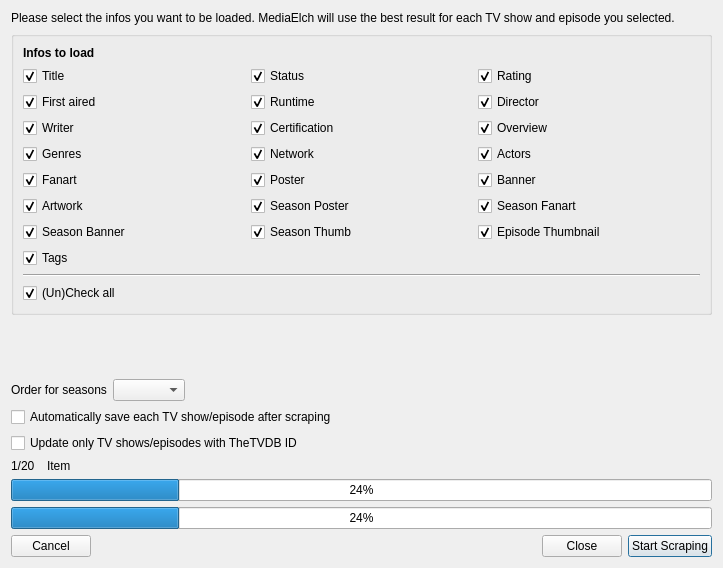
First picture: the form in src/ui/tv_show/TvShowMultiScrapeDialog.ui, repository Komet/MediaElch, before the edit.
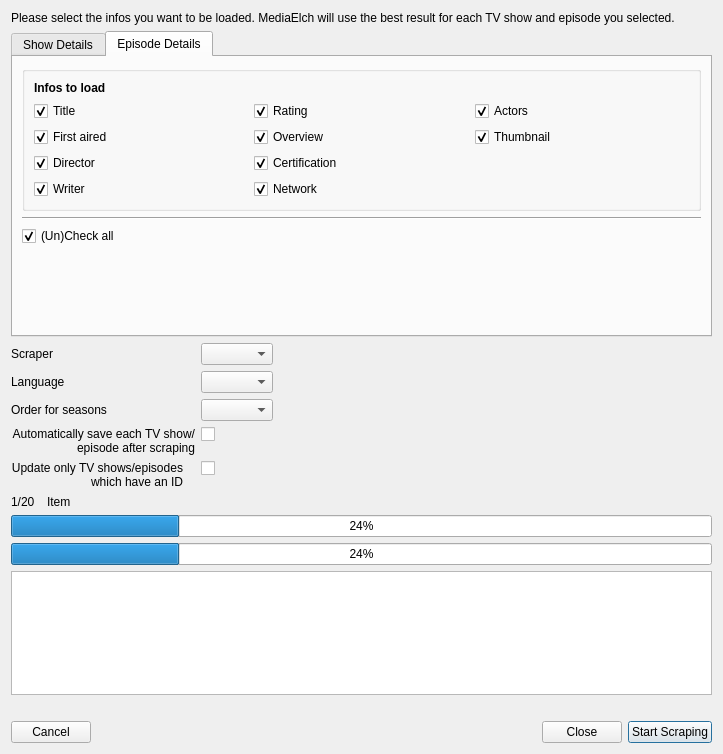
Second picture: the form after the edit. The open tabs and pages were chosen to show the change. Icons and pictures are not drawn. Custom widgets are drawn as their Qt base class.

Commit message: [Scrapers] Introduce new TV show scraper interface

```diff
--- a/src/ui/tv_show/TvShowMultiScrapeDialog.ui
+++ b/src/ui/tv_show/TvShowMultiScrapeDialog.ui
@@ -7,9 +7,15 @@
     <x>0</x>
     <y>0</y>
     <width>723</width>
-    <height>568</height>
+    <height>754</height>
    </rect>
   </property>
+  <property name="minimumSize">
+   <size>
+    <width>550</width>
+    <height>0</height>
+   </size>
+  </property>
   <property name="windowTitle">
    <string>TV Show Multi Scrape</string>
   </property>
@@ -29,12 +35,21 @@
     </widget>
    </item>
    <item>
-    <widget class="QGroupBox" name="groupBox">
-     <property name="title">
-      <string/>
-     </property>
      <layout class="QVBoxLayout" name="verticalLayout_3">
       <item>
+      <widget class="QTabWidget" name="tabWidget">
+       <property name="currentIndex">
+        <number>0</number>
+       </property>
+       <widget class="QWidget" name="tabShowDetails">
+        <attribute name="title">
+         <string>Show Details</string>
+        </attribute>
+        <layout class="QVBoxLayout" name="verticalLayout_2">
+         <item>
+          <widget class="QGroupBox" name="showInfosGroupBox">
+           <layout class="QVBoxLayout" name="verticalLayout_4">
+            <item>
        <widget class="QLabel" name="label_2">
         <property name="font">
          <font>
@@ -62,19 +77,6 @@
           </property>
          </widget>
         </item>
-        <item row="6" column="2">
-         <widget class="MyCheckBox" name="chkEpisodeThumbnail">
-          <property name="text">
-           <string>Episode Thumbnail</string>
-          </property>
-          <property name="checked">
-           <bool>true</bool>
-          </property>
-          <property name="type" stdset="0">
-           <string notr="true">episode</string>
-          </property>
-         </widget>
-        </item>
         <item row="6" column="1">
          <widget class="MyCheckBox" name="chkSeasonThumb">
           <property name="text">
@@ -88,32 +90,6 @@
           </property>
          </widget>
         </item>
-        <item row="6" column="0">
-         <widget class="MyCheckBox" name="chkSeasonBanner">
-          <property name="text">
-           <string>Season Banner</string>
-          </property>
-          <property name="checked">
-           <bool>true</bool>
-          </property>
-          <property name="type" stdset="0">
-           <string notr="true">show</string>
-          </property>
-         </widget>
-        </item>
-        <item row="5" column="2">
-         <widget class="MyCheckBox" name="chkSeasonFanart">
-          <property name="text">
-           <string>Season Fanart</string>
-          </property>
-          <property name="checked">
-           <bool>true</bool>
-          </property>
-          <property name="type" stdset="0">
-           <string notr="true">show</string>
-          </property>
-         </widget>
-        </item>
         <item row="5" column="1">
          <widget class="MyCheckBox" name="chkSeasonPoster">
           <property name="text">
@@ -127,32 +103,6 @@
           </property>
          </widget>
         </item>
-        <item row="5" column="0">
-         <widget class="MyCheckBox" name="chkExtraArts">
-          <property name="text">
-           <string>Artwork</string>
-          </property>
-          <property name="checked">
-           <bool>true</bool>
-          </property>
-          <property name="type" stdset="0">
-           <string notr="true">show</string>
-          </property>
-         </widget>
-        </item>
-        <item row="4" column="2">
-         <widget class="MyCheckBox" name="chkBanner">
-          <property name="text">
-           <string>Banner</string>
-          </property>
-          <property name="checked">
-           <bool>true</bool>
-          </property>
-          <property name="type" stdset="0">
-           <string notr="true">show</string>
-          </property>
-         </widget>
-        </item>
         <item row="4" column="1">
          <widget class="MyCheckBox" name="chkPoster">
           <property name="text">
@@ -166,32 +116,6 @@
           </property>
          </widget>
         </item>
-        <item row="4" column="0">
-         <widget class="MyCheckBox" name="chkFanart">
-          <property name="text">
-           <string>Fanart</string>
-          </property>
-          <property name="checked">
-           <bool>true</bool>
-          </property>
-          <property name="type" stdset="0">
-           <string notr="true">show</string>
-          </property>
-         </widget>
-        </item>
-        <item row="3" column="2">
-         <widget class="MyCheckBox" name="chkActors">
-          <property name="text">
-           <string>Actors</string>
-          </property>
-          <property name="checked">
-           <bool>true</bool>
-          </property>
-          <property name="type" stdset="0">
-           <string notr="true">show</string>
-          </property>
-         </widget>
-        </item>
         <item row="3" column="1">
          <widget class="MyCheckBox" name="chkNetwork">
           <property name="text">
@@ -205,45 +129,6 @@
           </property>
          </widget>
         </item>
-        <item row="3" column="0">
-         <widget class="MyCheckBox" name="chkGenres">
-          <property name="text">
-           <string>Genres</string>
-          </property>
-          <property name="checked">
-           <bool>true</bool>
-          </property>
-          <property name="type" stdset="0">
-           <string notr="true">show</string>
-          </property>
-         </widget>
-        </item>
-        <item row="7" column="0">
-         <widget class="MyCheckBox" name="chkTags">
-          <property name="text">
-           <string>Tags</string>
-          </property>
-          <property name="checked">
-           <bool>true</bool>
-          </property>
-          <property name="type" stdset="0">
-           <string notr="true">show</string>
-          </property>
-         </widget>
-        </item>
-        <item row="2" column="2">
-         <widget class="MyCheckBox" name="chkOverview">
-          <property name="text">
-           <string>Overview</string>
-          </property>
-          <property name="checked">
-           <bool>true</bool>
-          </property>
-          <property name="type" stdset="0">
-           <string notr="true">both</string>
-          </property>
-         </widget>
-        </item>
         <item row="2" column="1">
          <widget class="MyCheckBox" name="chkCertification">
           <property name="text">
@@ -257,32 +142,6 @@
           </property>
          </widget>
         </item>
-        <item row="2" column="0">
-         <widget class="MyCheckBox" name="chkWriter">
-          <property name="text">
-           <string>Writer</string>
-          </property>
-          <property name="checked">
-           <bool>true</bool>
-          </property>
-          <property name="type" stdset="0">
-           <string notr="true">episode</string>
-          </property>
-         </widget>
-        </item>
-        <item row="1" column="2">
-         <widget class="MyCheckBox" name="chkDirector">
-          <property name="text">
-           <string>Director</string>
-          </property>
-          <property name="checked">
-           <bool>true</bool>
-          </property>
-          <property name="type" stdset="0">
-           <string notr="true">episode</string>
-          </property>
-         </widget>
-        </item>
         <item row="1" column="1">
          <widget class="MyCheckBox" name="chkRuntime">
           <property name="text">
@@ -335,7 +194,137 @@
           </property>
          </widget>
         </item>
-       </layout>
+              <item row="1" column="2">
+               <widget class="MyCheckBox" name="chkOverview">
+                <property name="text">
+                 <string>Overview</string>
+                </property>
+                <property name="checked">
+                 <bool>true</bool>
+                </property>
+                <property name="type" stdset="0">
+                 <string notr="true">both</string>
+                </property>
+               </widget>
+              </item>
+              <item row="2" column="2">
+               <widget class="MyCheckBox" name="chkActors">
+                <property name="text">
+                 <string>Actors</string>
+                </property>
+                <property name="checked">
+                 <bool>true</bool>
+                </property>
+                <property name="type" stdset="0">
+                 <string notr="true">show</string>
+                </property>
+               </widget>
+              </item>
+              <item row="3" column="2">
+               <widget class="MyCheckBox" name="chkBanner">
+                <property name="text">
+                 <string>Banner</string>
+                </property>
+                <property name="checked">
+                 <bool>true</bool>
+                </property>
+                <property name="type" stdset="0">
+                 <string notr="true">show</string>
+                </property>
+               </widget>
+              </item>
+              <item row="2" column="0">
+               <widget class="MyCheckBox" name="chkGenres">
+                <property name="text">
+                 <string>Genres</string>
+                </property>
+                <property name="checked">
+                 <bool>true</bool>
+                </property>
+                <property name="type" stdset="0">
+                 <string notr="true">show</string>
+                </property>
+               </widget>
+              </item>
+              <item row="3" column="0">
+               <widget class="MyCheckBox" name="chkFanart">
+                <property name="text">
+                 <string>Fanart</string>
+                </property>
+                <property name="checked">
+                 <bool>true</bool>
+                </property>
+                <property name="type" stdset="0">
+                 <string notr="true">show</string>
+                </property>
+               </widget>
+              </item>
+              <item row="4" column="0">
+               <widget class="MyCheckBox" name="chkExtraArts">
+                <property name="text">
+                 <string>Artwork</string>
+                </property>
+                <property name="checked">
+                 <bool>true</bool>
+                </property>
+                <property name="type" stdset="0">
+                 <string notr="true">show</string>
+                </property>
+               </widget>
+              </item>
+              <item row="5" column="0">
+               <widget class="MyCheckBox" name="chkSeasonBanner">
+                <property name="text">
+                 <string>Season Banner</string>
+                </property>
+                <property name="checked">
+                 <bool>true</bool>
+                </property>
+                <property name="type" stdset="0">
+                 <string notr="true">show</string>
+                </property>
+               </widget>
+              </item>
+              <item row="6" column="0">
+               <widget class="MyCheckBox" name="chkTags">
+                <property name="text">
+                 <string>Tags</string>
+                </property>
+                <property name="checked">
+                 <bool>true</bool>
+                </property>
+                <property name="type" stdset="0">
+                 <string notr="true">show</string>
+                </property>
+               </widget>
+              </item>
+              <item row="5" column="2">
+               <widget class="MyCheckBox" name="chkSeasonFanart">
+                <property name="text">
+                 <string>Season Fanart</string>
+                </property>
+                <property name="checked">
+                 <bool>true</bool>
+                </property>
+                <property name="type" stdset="0">
+                 <string notr="true">show</string>
+                </property>
+               </widget>
+              </item>
+              <item row="4" column="2">
+               <widget class="MyCheckBox" name="chkThumb">
+                <property name="text">
+                 <string>Thumb</string>
+                </property>
+                <property name="checked">
+                 <bool>true</bool>
+                </property>
+               </widget>
+              </item>
+             </layout>
+            </item>
+           </layout>
+          </widget>
       </item>
       <item>
        <widget class="Line" name="line">
@@ -356,6 +345,177 @@
       </item>
      </layout>
     </widget>
+       <widget class="QWidget" name="tabEpisodeDetails">
+        <attribute name="title">
+         <string>Episode Details</string>
+        </attribute>
+        <layout class="QVBoxLayout" name="verticalLayout_22">
+         <item>
+          <widget class="QGroupBox" name="episodeInfosGroupBox">
+           <layout class="QVBoxLayout" name="verticalLayout_5">
+            <item>
+             <widget class="QLabel" name="lblEpisodeInfosToLoad">
+              <property name="font">
+               <font>
+                <weight>75</weight>
+                <bold>true</bold>
+               </font>
+              </property>
+              <property name="text">
+               <string>Infos to load</string>
+              </property>
+             </widget>
+            </item>
+            <item>
+             <layout class="QGridLayout" name="gridLayout_22">
+              <item row="3" column="1">
+               <widget class="MyCheckBox" name="chkEpisodeNetwork">
+                <property name="text">
+                 <string>Network</string>
+                </property>
+                <property name="checked">
+                 <bool>true</bool>
+                </property>
+                <property name="type" stdset="0">
+                 <string notr="true">both</string>
+                </property>
+               </widget>
+              </item>
+              <item row="2" column="1">
+               <widget class="MyCheckBox" name="chkEpisodeCertification">
+                <property name="text">
+                 <string>Certification</string>
+                </property>
+                <property name="checked">
+                 <bool>true</bool>
+                </property>
+                <property name="type" stdset="0">
+                 <string notr="true">both</string>
+                </property>
+               </widget>
+              </item>
+              <item row="0" column="0">
+               <widget class="MyCheckBox" name="chkEpisodeTitle">
+                <property name="text">
+                 <string>Title</string>
+                </property>
+                <property name="checked">
+                 <bool>true</bool>
+                </property>
+                <property name="type" stdset="0">
+                 <string notr="true">both</string>
+                </property>
+               </widget>
+              </item>
+              <item row="1" column="0">
+               <widget class="MyCheckBox" name="chkEpisodeFirstAired">
+                <property name="text">
+                 <string>First aired</string>
+                </property>
+                <property name="checked">
+                 <bool>true</bool>
+                </property>
+                <property name="type" stdset="0">
+                 <string notr="true">both</string>
+                </property>
+               </widget>
+              </item>
+              <item row="2" column="0">
+               <widget class="MyCheckBox" name="chkEpisodeDirector">
+                <property name="text">
+                 <string>Director</string>
+                </property>
+                <property name="checked">
+                 <bool>true</bool>
+                </property>
+               </widget>
+              </item>
+              <item row="3" column="0">
+               <widget class="MyCheckBox" name="chkEpisodeWriter">
+                <property name="text">
+                 <string>Writer</string>
+                </property>
+                <property name="checked">
+                 <bool>true</bool>
+                </property>
+                <property name="type" stdset="0">
+                 <string notr="true">show</string>
+                </property>
+               </widget>
+              </item>
+              <item row="1" column="1">
+               <widget class="MyCheckBox" name="chkEpisodeOverview">
+                <property name="text">
+                 <string>Overview</string>
+                </property>
+                <property name="checked">
+                 <bool>true</bool>
+                </property>
+                <property name="type" stdset="0">
+                 <string notr="true">both</string>
+                </property>
+               </widget>
+              </item>
+              <item row="1" column="2">
+               <widget class="MyCheckBox" name="chkEpisodeThumbnail">
+                <property name="text">
+                 <string>Thumbnail</string>
+                </property>
+                <property name="checked">
+                 <bool>true</bool>
+                </property>
+                <property name="type" stdset="0">
+                 <string notr="true">show</string>
+                </property>
+               </widget>
+              </item>
+              <item row="0" column="1">
+               <widget class="MyCheckBox" name="chkEpisodeRating">
+                <property name="text">
+                 <string>Rating</string>
+                </property>
+                <property name="checked">
+                 <bool>true</bool>
+                </property>
+                <property name="type" stdset="0">
+                 <string notr="true">both</string>
+                </property>
+               </widget>
+              </item>
+              <item row="0" column="2">
+               <widget class="MyCheckBox" name="chkEpisodeActors">
+                <property name="text">
+                 <string>Actors</string>
+                </property>
+                <property name="checked">
+                 <bool>true</bool>
+                </property>
+                <property name="type" stdset="0">
+                 <string notr="true">show</string>
+                </property>
+               </widget>
+              </item>
+             </layout>
+            </item>
+           </layout>
+          </widget>
+         </item>
+         <item>
+          <widget class="Line" name="line2">
+           <property name="orientation">
+            <enum>Qt::Horizontal</enum>
+           </property>
+          </widget>
+         </item>
+         <item>
+          <widget class="QCheckBox" name="chkEpisodeUnCheckAll">
+           <property name="text">
+            <string>(Un)Check all</string>
+           </property>
+           <property name="checked">
+            <bool>true</bool>
+           </property>
+          </widget>
    </item>
    <item>
     <spacer name="verticalSpacer">
@@ -365,55 +525,113 @@
      <property name="sizeHint" stdset="0">
       <size>
        <width>20</width>
-       <height>47</height>
+             <height>40</height>
       </size>
      </property>
     </spacer>
+         </item>
+        </layout>
+       </widget>
+      </widget>
+     </item>
+    </layout>
    </item>
    <item>
     <layout class="QHBoxLayout" name="h_seasonTypeLayout">
      <item>
+      <layout class="QFormLayout" name="formLayout">
+       <item row="0" column="0">
+        <widget class="QLabel" name="lblScraper">
+         <property name="text">
+          <string>Scraper</string>
+         </property>
+        </widget>
+       </item>
+       <item row="0" column="1">
+        <widget class="QComboBox" name="comboScraper"/>
+       </item>
+       <item row="1" column="0">
+        <widget class="QLabel" name="lblLanguage">
+         <property name="text">
+          <string>Language</string>
+         </property>
+        </widget>
+       </item>
+       <item row="1" column="1">
+        <widget class="LanguageCombo" name="comboLanguage"/>
+       </item>
+       <item row="2" column="0">
       <widget class="QLabel" name="lblSeasonOrder">
        <property name="text">
         <string>Order for seasons</string>
        </property>
       </widget>
      </item>
-     <item>
+       <item row="2" column="1">
       <widget class="QComboBox" name="comboSeasonOrder">
        <property name="sizeAdjustPolicy">
         <enum>QComboBox::AdjustToContents</enum>
        </property>
       </widget>
      </item>
-     <item>
-      <spacer name="spacerSeasonOrder">
-       <property name="orientation">
-        <enum>Qt::Horizontal</enum>
-       </property>
-       <property name="sizeHint" stdset="0">
-        <size>
-         <width>40</width>
-         <height>20</height>
-        </size>
-       </property>
-      </spacer>
-     </item>
-    </layout>
-   </item>
-   <item>
+       <item row="3" column="1">
     <widget class="QCheckBox" name="chkAutoSave">
      <property name="text">
-      <string>Automatically save each TV show/episode after scraping</string>
+          <string/>
      </property>
     </widget>
    </item>
-   <item>
+       <item row="4" column="1">
     <widget class="QCheckBox" name="chkOnlyId">
      <property name="text">
-      <string>Update only TV shows/episodes with TheTVDB ID</string>
-     </property>
-    </widget>
+          <string/>
+         </property>
+        </widget>
+       </item>
+       <item row="4" column="0">
+        <widget class="QLabel" name="lblOnlyId">
+         <property name="text">
+          <string>Update only TV shows/episodes
+which have an ID</string>
+         </property>
+         <property name="alignment">
+          <set>Qt::AlignRight|Qt::AlignTrailing|Qt::AlignVCenter</set>
+         </property>
+         <property name="wordWrap">
+          <bool>true</bool>
+         </property>
+        </widget>
+       </item>
+       <item row="3" column="0">
+        <widget class="QLabel" name="lblAutoSave">
+         <property name="text">
+          <string>Automatically save each TV show/
+episode after scraping</string>
+         </property>
+         <property name="alignment">
+          <set>Qt::AlignRight|Qt::AlignTrailing|Qt::AlignVCenter</set>
+         </property>
+         <property name="wordWrap">
+          <bool>true</bool>
+         </property>
+        </widget>
+       </item>
+      </layout>
+     </item>
+     <item>
+      <spacer name="spacerComboRight">
+       <property name="orientation">
+        <enum>Qt::Horizontal</enum>
+       </property>
+       <property name="sizeHint" stdset="0">
+        <size>
+         <width>40</width>
+         <height>20</height>
+        </size>
+       </property>
+      </spacer>
+     </item>
+    </layout>
    </item>
    <item>
     <layout class="QHBoxLayout" name="horizontalLayout_2" stretch="0,1">
@@ -453,6 +671,20 @@
      </property>
     </widget>
    </item>
+   <item>
+    <widget class="QPlainTextEdit" name="txtScraperLog">
+     <property name="readOnly">
+      <bool>true</bool>
+     </property>
+    </widget>
+   </item>
+   <item>
+    <widget class="QLabel" name="lblError">
+     <property name="text">
+      <string/>
+     </property>
+    </widget>
+   </item>
    <item>
     <layout class="QHBoxLayout" name="horizontalLayout">
      <item>
@@ -511,6 +743,11 @@
    <extends>QCheckBox</extends>
    <header location="global">ui/small_widgets/MyCheckBox.h</header>
   </customwidget>
+  <customwidget>
+   <class>LanguageCombo</class>
+   <extends>QComboBox</extends>
+   <header location="global">ui/small_widgets/LanguageCombo.h</header>
+  </customwidget>
  </customwidgets>
  <resources>
   <include location="../../../data/MediaElch.qrc"/>
```
Lines whose indentation alone changed are shown as unchanged. The commit also changes 228 other files.
